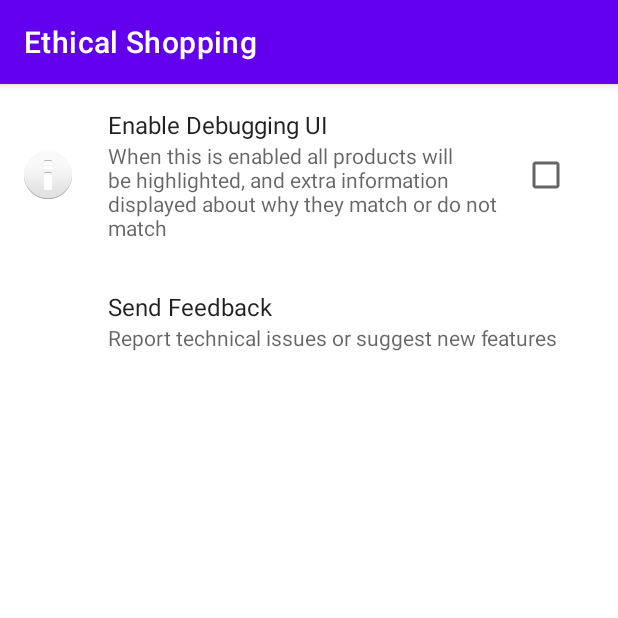
After one commit to amy-phillips/EthicalShoppingAndroid, an Android app: the fragment MySettingsFragment shown on its own in the app's theme, on a phone screen of 412 x 824 dp, the top half of it. The commit adds this screen. Run offline under Robolectric (Android 15) with nearby library versions, the phone set to English and light mode, and no system bars; our stand-ins replace androidx.preference.

Commit message:
wip menu

```diff
--- /dev/null
+++ b/app/src/main/java/uk/co/islovely/ethicalshopping/MySettingsFragment.kt
@@ -0,0 +1,10 @@
+package uk.co.islovely.ethicalshopping;
+
+import android.os.Bundle
+import androidx.preference.PreferenceFragmentCompat;
+
+class MySettingsFragment : PreferenceFragmentCompat() {
+    override fun onCreatePreferences(savedInstanceState: Bundle?, rootKey: String?) {
+        setPreferencesFromResource(R.xml.preferences, rootKey)
+    }
+}
--- a/app/src/main/res/menu/menu_main.xml
+++ b/app/src/main/res/menu/menu_main.xml
@@ -4,6 +4,7 @@
     tools:context="uk.co.islovely.ethicalshopping.MainActivity">
     <item
         android:id="@+id/action_settings"
+        android:icon="@android:drawable/ic_menu_manage"
         android:orderInCategory="100"
         android:title="@string/action_settings"
         app:showAsAction="never" />
--- a/app/src/main/res/values/strings.xml
+++ b/app/src/main/res/values/strings.xml
@@ -1,6 +1,11 @@
 <resources>
     <string name="app_name">Ethical Shopping</string>
     <string name="action_settings">Settings</string>
+    <string name="action_help">Help</string>
+    <string name="action_debugging">Enable Debugging UI</string>
+    <string name="moreinfo_debugging">When this is enabled all products will be highlighted, and extra information displayed about why they match or do not match</string>
+    <string name="action_feedback">Send Feedback</string>
+    <string name="moreinfo_feedback">Report technical issues or suggest new features</string>
     <!-- Strings used for fragments for navigation -->
     <string name="first_fragment_label">Choose Shop</string>
     <string name="tesco_fragment_label">Tesco</string>
--- /dev/null
+++ b/app/src/main/res/xml/preferences.xml
@@ -0,0 +1,15 @@
+<?xml version="1.0" encoding="utf-8"?>
+<androidx.preference.PreferenceScreen xmlns:android="http://schemas.android.com/apk/res/android">
+
+    <androidx.preference.CheckBoxPreference
+        android:defaultValue="false"
+        android:icon="@android:drawable/ic_dialog_info"
+        android:key="settings_debug"
+        android:summary="@string/moreinfo_debugging"
+        android:title="@string/action_debugging" />
+
+    <androidx.preference.Preference
+        android:key="settings_feedback"
+        android:summary="@string/moreinfo_feedback"
+        android:title="@string/action_feedback" />
+</androidx.preference.PreferenceScreen>
```
Also changed, not shown: app/src/main/java/uk/co/islovely/ethicalshopping/MainActivity.kt (+9 -1 lines), app/src/main/java/uk/co/islovely/ethicalshopping/MySettingsFragment.java (added, +12 -0 lines), app/src/main/res/layout/activity_settings.xml (added, +9 -0 lines).
